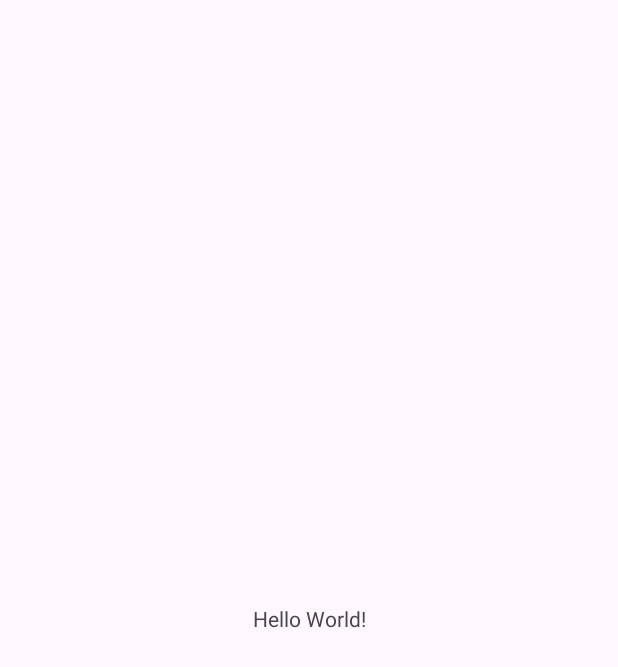
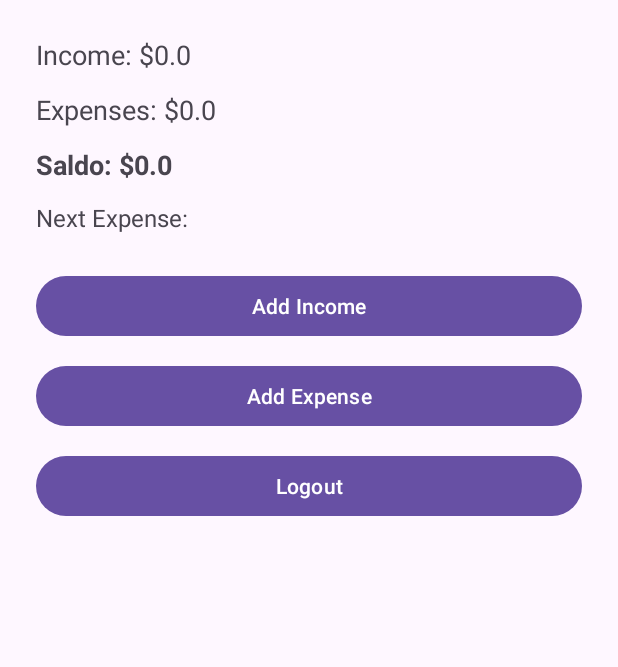
Before and after one commit to Cano4949/StudentFinanceTracker, an Android app: the screen it shows after launch (MainActivity), on a phone screen of 412 x 824 dp. Before the commit the part shown is almost empty. Shown: the top 667 px of the screen. Run offline under Robolectric (Android 15) with nearby library versions, the phone set to English and light mode, and no system bars; 7 statements that could not run were skipped.

Commit message:
Login and Register logic and expenses

```diff
--- /dev/null
+++ b/app/src/main/java/com/example/studentfinancetracker/activities/MainActivity.java
@@ -0,0 +1,71 @@
+package com.example.studentfinancetracker.activities;
+
+import android.os.Bundle;
+import android.widget.*;
+import android.content.Intent;
+import androidx.appcompat.app.AppCompatActivity;
+
+import com.example.studentfinancetracker.R;
+import com.example.studentfinancetracker.database.DatabaseHelper;
+import com.example.studentfinancetracker.utils.SessionManager;
+
+import java.text.SimpleDateFormat;
+import java.util.Date;
+import java.util.Locale;
+
+public class MainActivity extends AppCompatActivity {
+
+    private TextView textIncome, textExpense, textSaldo, textNextExpense;
+    private DatabaseHelper dbHelper;
+    private SessionManager session;
+
+    @Override
+    protected void onCreate(Bundle savedInstanceState) {
+        super.onCreate(savedInstanceState);
+        setContentView(R.layout.activity_main);
+
+        textIncome = findViewById(R.id.textTotalIncome);
+        textExpense = findViewById(R.id.textTotalExpenses);
+        textSaldo = findViewById(R.id.textSaldo);
+        textNextExpense = findViewById(R.id.textNextExpense);
+
+        Button btnAddIncome = findViewById(R.id.btnAddIncome);
+        Button btnAddExpense = findViewById(R.id.btnAddExpense);
+        Button btnLogout = findViewById(R.id.btnLogout);
+
+        dbHelper = new DatabaseHelper(this);
+        session = new SessionManager(this);
+
+        if (!session.isLoggedIn()) {
+            startActivity(new Intent(this, LoginActivity.class));
+            finish();
+            return;
+        }
+
+        int userId = session.getUserId();
+        String currentMonth = new SimpleDateFormat("MM", Locale.getDefault()).format(new Date());
+        String today = new SimpleDateFormat("yyyy-MM-dd", Locale.getDefault()).format(new Date());
+
+        double income = dbHelper.getTotalMonthlyIncome(userId, currentMonth);
+        double expenses = dbHelper.getTotalMonthlyExpenses(userId, currentMonth);
+        double saldo = income - expenses;
+        String nextExpense = dbHelper.getNextExpenseTitle(userId, today);
+
+        textIncome.setText("Income: $" + income);
+        textExpense.setText("Expenses: $" + expenses);
+        textSaldo.setText("Saldo: $" + saldo);
+        textNextExpense.setText("Next Expense: " + nextExpense);
+
+        btnAddIncome.setOnClickListener(v ->
+                startActivity(new Intent(this, AddIncomeActivity.class)));
+
+        btnAddExpense.setOnClickListener(v ->
+                startActivity(new Intent(this, AddExpenseActivity.class)));
+
+        btnLogout.setOnClickListener(v -> {
+            session.logout();
+            startActivity(new Intent(this, LoginActivity.class));
+            finish();
+        });
+    }
+}
--- a/app/src/main/res/layout/activity_main.xml
+++ b/app/src/main/res/layout/activity_main.xml
@@ -1,18 +1,49 @@
-<?xml version="1.0" encoding="utf-8"?>
-<androidx.constraintlayout.widget.ConstraintLayout xmlns:android="http://schemas.android.com/apk/res/android"
-    xmlns:app="http://schemas.android.com/apk/res-auto"
-    xmlns:tools="http://schemas.android.com/tools"
-    android:layout_width="match_parent"
-    android:layout_height="match_parent"
-    tools:context=".MainActivity">
+<ScrollView xmlns:android="http://schemas.android.com/apk/res/android"
+    android:layout_width="match_parent" android:layout_height="match_parent"
+    android:padding="24dp">
 
-    <TextView
-        android:layout_width="wrap_content"
-        android:layout_height="wrap_content"
-        android:text="Hello World!"
-        app:layout_constraintBottom_toBottomOf="parent"
-        app:layout_constraintEnd_toEndOf="parent"
-        app:layout_constraintStart_toStartOf="parent"
-        app:layout_constraintTop_toTopOf="parent" />
+    <LinearLayout
+        android:orientation="vertical"
+        android:layout_width="match_parent" android:layout_height="wrap_content">
 
-</androidx.constraintlayout.widget.ConstraintLayout>
+        <TextView
+            android:id="@+id/textTotalIncome"
+            android:layout_width="match_parent" android:layout_height="wrap_content"
+            android:text="Income: $" android:textSize="18sp"
+            android:layout_marginBottom="12dp" />
+
+        <TextView
+            android:id="@+id/textTotalExpenses"
+            android:layout_width="match_parent" android:layout_height="wrap_content"
+            android:text="Expenses: $" android:textSize="18sp"
+            android:layout_marginBottom="12dp" />
+
+        <TextView
+            android:id="@+id/textSaldo"
+            android:layout_width="match_parent" android:layout_height="wrap_content"
+            android:text="Saldo: $" android:textSize="18sp"
+            android:textStyle="bold"
+            android:layout_marginBottom="12dp" />
+
+        <TextView
+            android:id="@+id/textNextExpense"
+            android:layout_width="match_parent" android:layout_height="wrap_content"
+            android:text="Next Expense: " android:textSize="16sp"
+            android:layout_marginBottom="24dp" />
+
+        <Button
+            android:id="@+id/btnAddIncome"
+            android:layout_width="match_parent" android:layout_height="wrap_content"
+            android:text="Add Income" android:layout_marginBottom="12dp" />
+
+        <Button
+            android:id="@+id/btnAddExpense"
+            android:layout_width="match_parent" android:layout_height="wrap_content"
+            android:text="Add Expense" android:layout_marginBottom="12dp" />
+
+        <Button
+            android:id="@+id/btnLogout"
+            android:layout_width="match_parent" android:layout_height="wrap_content"
+            android:text="Logout" />
+    </LinearLayout>
+</ScrollView>
```
Also changed, not shown: app/src/main/AndroidManifest.xml (+13 -1 lines), app/src/main/java/com/example/studentfinancetracker/MainActivity.java (deleted, +0 -14 lines), app/src/main/java/com/example/studentfinancetracker/activities/AddExpenseActivity.java (added, +80 -0 lines), app/src/main/java/com/example/studentfinancetracker/activities/AddIncomeActivity.java (added, +61 -0 lines), app/src/main/java/com/example/studentfinancetracker/activities/LoginActivity.java (added, +45 -0 lines), app/src/main/java/com/example/studentfinancetracker/activities/RegisterActivity.java (added, +41 -0 lines), app/src/main/res/layout/activity_add_expense.xml (added, +23 -0 lines), app/src/main/res/layout/activity_add_income.xml (added, +36 -0 lines), app/src/main/res/layout/activity_login.xml (added, +33 -0 lines), app/src/main/res/layout/activity_register.xml (added, +33 -0 lines), app/src/main/res/values/strings.xml (+7 -0 lines).
